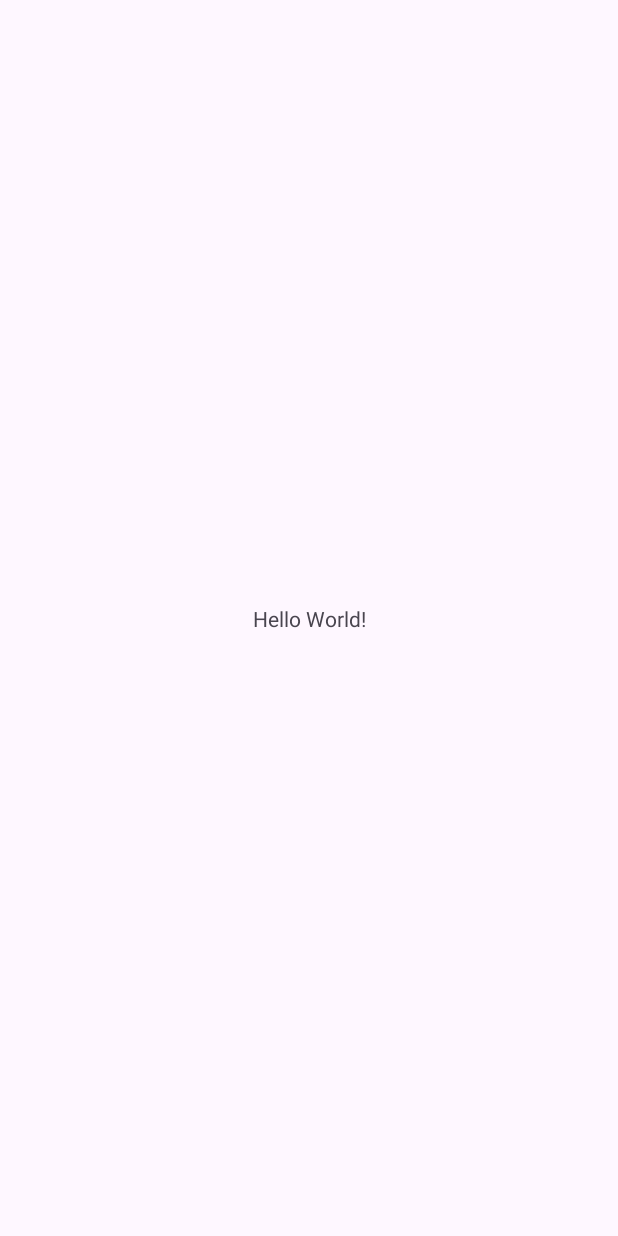
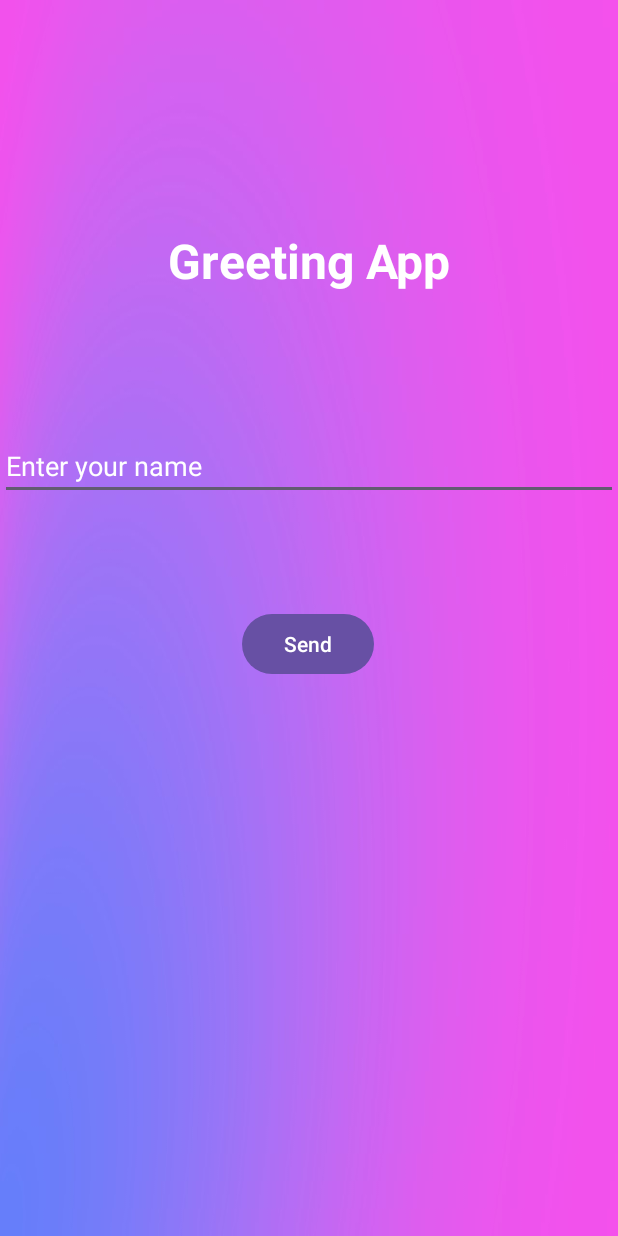
Before and after one commit to musfiqur552608/Greeting-App, an Android app: the screen it shows after launch (MainActivity), on a phone screen of 412 x 824 dp. Before the commit the screen is almost empty. Run offline under Robolectric (Android 15) with nearby library versions, the phone set to English and light mode, and no system bars.

Commit message:
Design complete

```diff
--- a/app/src/main/res/layout/activity_main.xml
+++ b/app/src/main/res/layout/activity_main.xml
@@ -4,14 +4,45 @@
     xmlns:tools="http://schemas.android.com/tools"
     android:layout_width="match_parent"
     android:layout_height="match_parent"
+    android:background="@drawable/background"
     tools:context=".MainActivity">
 
-    <TextView
+    <EditText
+        android:id="@+id/greetingid"
+        android:layout_width="match_parent"
+        android:layout_height="wrap_content"
+        android:layout_marginTop="288dp"
+        android:hint="Enter your name"
+        android:textColor="@color/white"
+        android:textColorHint="@color/white"
+        app:layout_constraintEnd_toEndOf="parent"
+        app:layout_constraintHorizontal_bias="1.0"
+        app:layout_constraintStart_toStartOf="parent"
+        app:layout_constraintTop_toTopOf="parent" />
+
+    <Button
+        android:id="@+id/sendbtn"
         android:layout_width="wrap_content"
         android:layout_height="wrap_content"
-        android:text="Hello World!"
-        app:layout_constraintBottom_toBottomOf="parent"
+        android:layout_marginTop="72dp"
+        android:text="Send"
         app:layout_constraintEnd_toEndOf="parent"
+        app:layout_constraintHorizontal_bias="0.498"
+        app:layout_constraintStart_toStartOf="parent"
+        app:layout_constraintTop_toBottomOf="@+id/greetingid" />
+
+    <TextView
+        android:id="@+id/greetTxt"
+        android:layout_width="match_parent"
+        android:layout_height="wrap_content"
+        android:layout_marginTop="152dp"
+        android:text="Greeting App"
+        android:textAlignment="center"
+        android:textColor="@color/white"
+        android:textSize="32sp"
+        android:textStyle="bold"
+        app:layout_constraintEnd_toEndOf="parent"
+        app:layout_constraintHorizontal_bias="0.0"
         app:layout_constraintStart_toStartOf="parent"
         app:layout_constraintTop_toTopOf="parent" />
 
```
Also changed, not shown: app/src/main/res/drawable/back.jpg (added), app/src/main/res/drawable/background.jpg (added).
